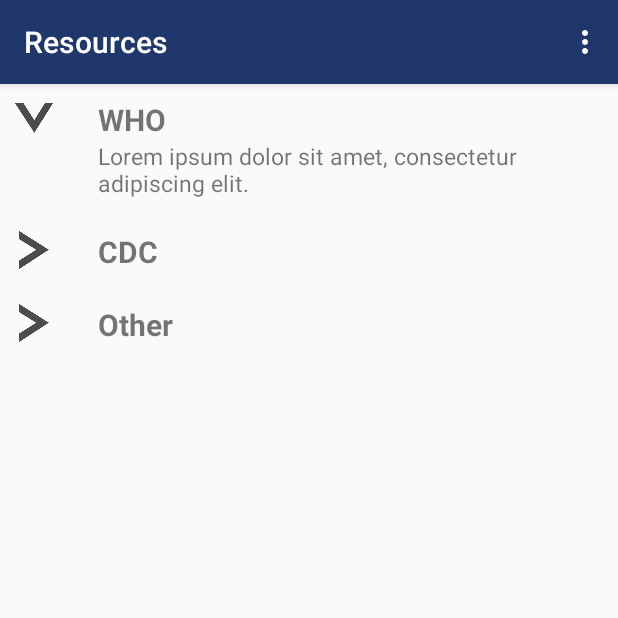
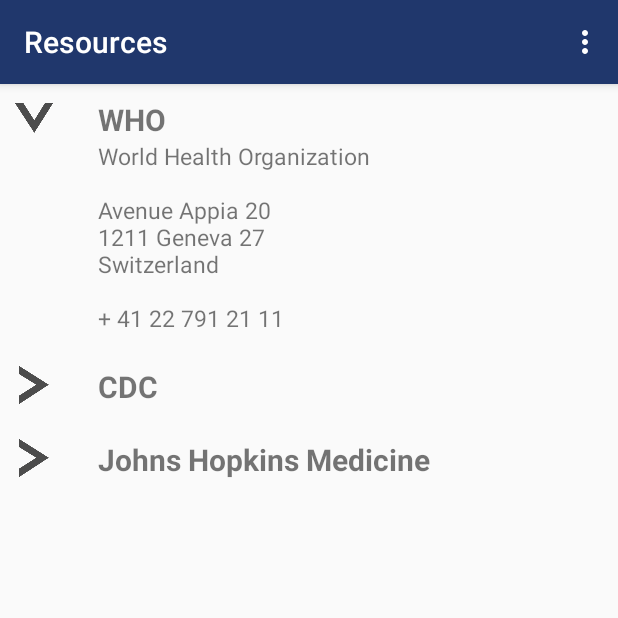
Before and after one commit to terahunt/InfectionPreventionSource, an Android app: the ResourcesActivity screen opened directly, with no data from a screen before it, after a tap on an icon or button, on a phone screen of 412 x 824 dp, the top half of it. Run offline under Robolectric (Android 15) with nearby library versions, the phone set to English and light mode, and no system bars.

Commit message:
Add content to forum activity and update resource information.

```diff
--- a/app/src/main/java/aimscapstone/infectionpreventionsource/ResourcesActivity.java
+++ b/app/src/main/java/aimscapstone/infectionpreventionsource/ResourcesActivity.java
@@ -15,10 +15,19 @@
         super.onCreate(savedInstanceState);
         setContentView(R.layout.activity_resources);
 
-        String[] resourceTitle = {"WHO", "CDC", "Other"};
-        String[] resourceDesc = {"Lorem ipsum dolor sit amet, consectetur adipiscing elit.",
-                "Lorem ipsum dolor sit amet, consectetur adipiscing elit.",
-                "Lorem ipsum dolor sit amet, consectetur adipiscing elit."};
+        String[] resourceTitle = {"WHO", "CDC", "Johns Hopkins Medicine"};
+        String[] resourceDesc = {"World Health Organization \n" + "\n" +
+                "Avenue Appia 20\n" +
+                "1211 Geneva 27 \n" +
+                "Switzerland" + "\n" +  "\n" +
+                "+ 41 22 791 21 11",
+                "Centers for Disease Control and Prevention \n" + "\n" +
+                    "1600 Clifton Road, \n" +
+                    "Atlanta, GA 30329 USA \n" + "\n" +
+                    "800-CDC-INFO",
+                "\n1800 Orleans St. Baltimore, \n" +
+                        "Maryland 21287 USA \n" + "\n" +
+                    "410-955-5000"};
 
         ResourcesAdapter adapter = new ResourcesAdapter(this, resourceTitle, resourceDesc);
         ListView lv = (ListView) findViewById(R.id.resourcesListView);
--- a/app/src/main/res/layout/activity_chat.xml
+++ b/app/src/main/res/layout/activity_chat.xml
@@ -2,7 +2,8 @@
                 xmlns:tools="http://schemas.android.com/tools"
                 android:layout_width="match_parent"
                 android:layout_height="match_parent"
-                tools:context="aimscapstone.infectionpreventionsource.ChatActivity">
+                tools:context="aimscapstone.infectionpreventionsource.ChatActivity"
+                android:background="@mipmap/forum">
 
 
 </RelativeLayout>
--- a/app/src/main/res/values/strings.xml
+++ b/app/src/main/res/values/strings.xml
@@ -12,10 +12,10 @@
 
     <string name="title_activity_training">Training</string>
     <string name="title_activity_resources">Resources</string>
-    <string name="title_activity_chat">Chat</string>
+    <string name="title_activity_chat">Forum</string>
 
     <string name="home_navigation_text">Home</string>
-    <string name="chat_navigation_text">Chat</string>
+    <string name="chat_navigation_text">Forum</string>
     <string name="title_activity_main_video_navigation">Videos</string>
     <string name="title_activity_splash_screen">SplashScreen</string>
 
```
